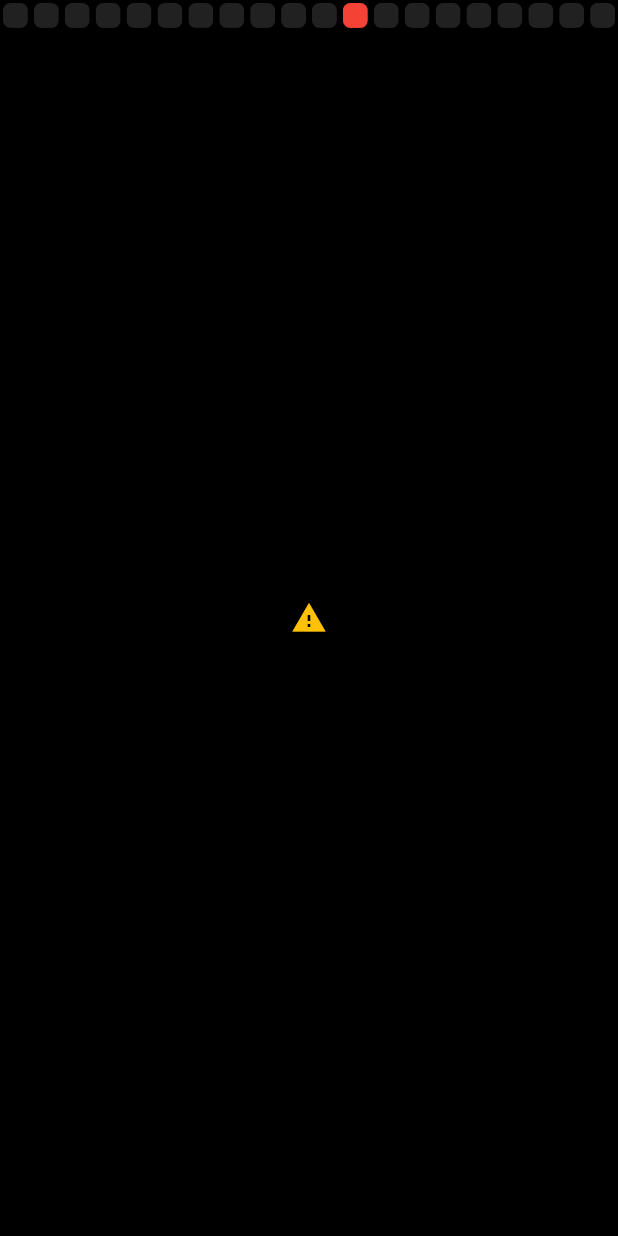
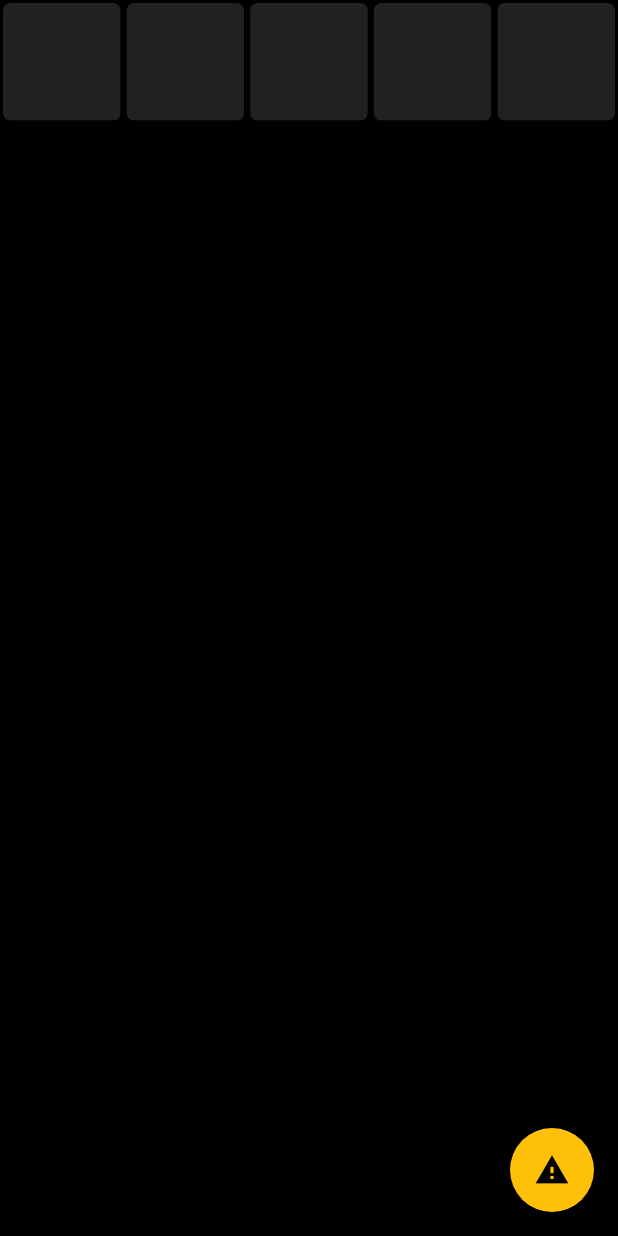
Before and after one commit to Mastuerso/animation_trigger_testing, a Flutter app: the screen it shows after launch, after a tap on the "warning" icon, on a phone screen of 412 x 824 dp. Run offline on Flutter 3.47's test engine with Material 2 defaults, Android fonts, the phone set to English and light mode, and no system bars; our stand-ins replace bloc, flutter_bloc.

Commit message:
firing in the dark

```diff
--- a/lib/main.dart
+++ b/lib/main.dart
@@ -1,30 +1,68 @@
 import 'dart:async';
+
 import 'package:flutter/material.dart';
+import 'package:flutter_bloc/flutter_bloc.dart';
 
-void main() => runApp(MyApp());
+import 'package:animation_trigger_testing/trigger_observer.dart';
+
+import 'trigger/cubit/trigger_cubit.dart';
+
+void main() {
+  Bloc.observer = TriggerObserver();
+  runApp(MyApp());
+}
 
 class MyApp extends StatelessWidget {
   @override
   Widget build(BuildContext context) {
     return MaterialApp(
       debugShowCheckedModeBanner: false,
-      home: HomePage(),
+      home: BlocProvider(
+        create: (context) => TriggerCubit(),
+        child: Gui(),
+      ),
     );
   }
 }
 
-class HomePage extends StatefulWidget {
-  const HomePage({
+class Gui extends StatelessWidget {
+  const Gui({Key key}) : super(key: key);
+
+  @override
+  Widget build(BuildContext context) {
+    return Scaffold(
+      backgroundColor: Colors.black,
+      body: BulletAnimation(),
+      floatingActionButton: BlocBuilder<TriggerCubit, Diff>(
+        builder: (context, state) {
+          return FloatingActionButton(
+            onPressed: () {
+              context.bloc<TriggerCubit>().fire(Diff(true, 0));
+            },
+            child: const Icon(
+              Icons.warning,
+              color: Colors.black,
+            ),
+            backgroundColor: Colors.amber,
+          );
+        },
+      ),
+    );
+  }
+}
+
+class BulletAnimation extends StatefulWidget {
+  const BulletAnimation({
     Key key,
   }) : super(key: key);
 
   @override
-  _HomePageState createState() => _HomePageState();
+  _BulletAnimationState createState() => _BulletAnimationState();
 }
 
-class _HomePageState extends State<HomePage> {
-  static const int bulletTravel = 20;
-  static const int milliseconds = 100;
+class _BulletAnimationState extends State<BulletAnimation> {
+  static const int bulletTravel = 5;
+  static const int milliseconds = 60;
   List<int> bullets = List.generate(bulletTravel, (index) => -1);
   int header = 0;
 
@@ -64,9 +102,12 @@ class _HomePageState extends State<HomePage> {
 
   @override
   Widget build(BuildContext context) {
-    return Scaffold(
-      backgroundColor: Colors.black,
-      body: Stack(
+    return BlocConsumer<TriggerCubit, Diff>(
+      listener: (context, state) {
+        if (state.trigger && state.index == 0) launchBullet();
+      },
+      builder: (context, state) {
+        return Stack(
           children: [
             GridView.builder(
               physics: NeverScrollableScrollPhysics(),
@@ -101,18 +142,9 @@ class _HomePageState extends State<HomePage> {
                 return Container();
               },
             ),
-          Align(
-            alignment: Alignment.center,
-            child: IconButton(
-              icon: Icon(
-                Icons.warning,
-                color: Colors.amber,
-              ),
-              onPressed: launchBullet,
-            ),
-          ),
           ],
-      ),
+        );
+      },
     );
   }
 }
--- /dev/null
+++ b/lib/trigger/cubit/trigger_cubit.dart
@@ -0,0 +1,19 @@
+import 'package:bloc/bloc.dart';
+
+class Diff {
+  final bool trigger;
+  final int index;
+
+  Diff(this.trigger, this.index);
+
+  @override
+  String toString() => 'Triggered $trigger at $index';
+}
+
+class TriggerCubit extends Cubit<Diff> {
+  TriggerCubit() : super(Diff(false, 0));
+
+  void fire(Diff event) {
+    emit(Diff(event.trigger, event.index));
+  }
+}
--- /dev/null
+++ b/lib/trigger_observer.dart
@@ -0,0 +1,13 @@
+import 'package:bloc/bloc.dart';
+
+/// {@template counter_observer}
+/// [BlocObserver] for the counter application which
+/// observes all [Cubit] state changes.
+/// {@endtemplate}
+class TriggerObserver extends BlocObserver {
+  @override
+  void onChange(Cubit cubit, Change change) {
+    print('${cubit.runtimeType} $change');
+    super.onChange(cubit, change);
+  }
+}
--- a/pubspec.yaml
+++ b/pubspec.yaml
@@ -3,7 +3,7 @@ description: A new Flutter project.
 
 # The following line prevents the package from being accidentally published to
 # pub.dev using `pub publish`. This is preferred for private packages.
-publish_to: 'none' # Remove this line if you wish to publish to pub.dev
+publish_to: "none" # Remove this line if you wish to publish to pub.dev
 
 # The following defines the version and build number for your application.
 # A version number is three numbers separated by dots, like 1.2.43
@@ -38,7 +38,6 @@ dev_dependencies:
 # following page: https://dart.dev/tools/pub/pubspec
 # The following section is specific to Flutter.
 flutter:
-
   # The following line ensures that the Material Icons font is
   # included with your application, so that you can use the icons in
   # the material Icons class.
```
Lines whose indentation alone changed are shown as unchanged.
